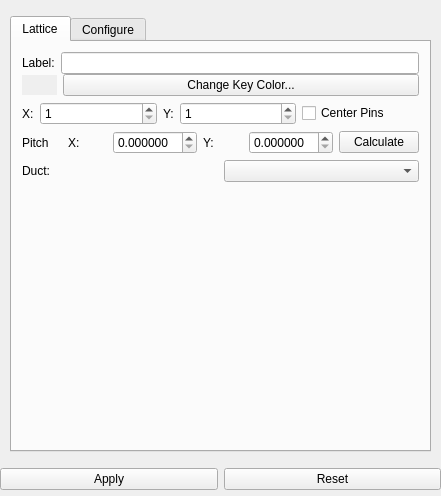
Old version of the form Application/qInputPropertiesWidget.ui in the repository Sprunth/RGG.
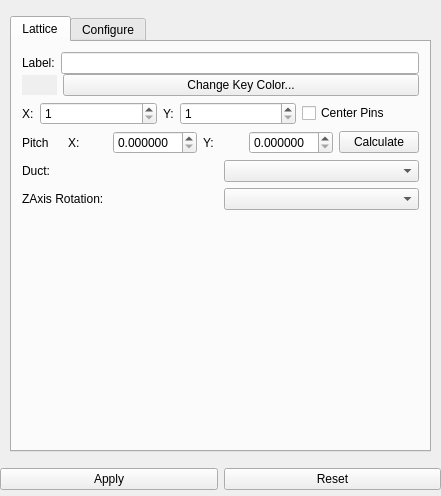
New version of the form. The open tabs and pages were chosen to show the change.

Patch:
```diff
--- a/Application/qInputPropertiesWidget.ui
+++ b/Application/qInputPropertiesWidget.ui
@@ -354,6 +354,20 @@
              </item>
             </layout>
            </item>
+           <item row="8" column="0">
+            <layout class="QHBoxLayout" name="horizontalLayout_8">
+             <item>
+              <widget class="QLabel" name="label_3">
+               <property name="text">
+                <string>ZAxis Rotation:</string>
+               </property>
+              </widget>
+             </item>
+             <item>
+              <widget class="QComboBox" name="rotationDegree"/>
+             </item>
+            </layout>
+           </item>
           </layout>
          </widget>
          <widget class="QWidget" name="RectAssyConf">
```
Left out of the diff: 58 changed lines with no effect on the pictures.
